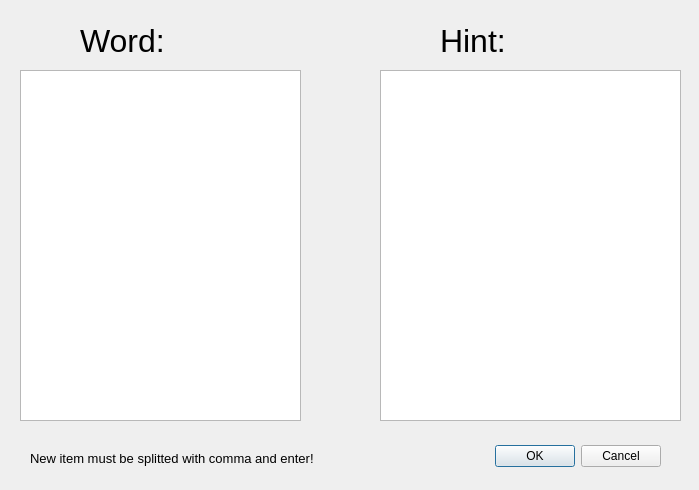
First picture: the form in Software/TheHangman/addwords.ui, repository michaelrenoo/TheHangman, before the edit.
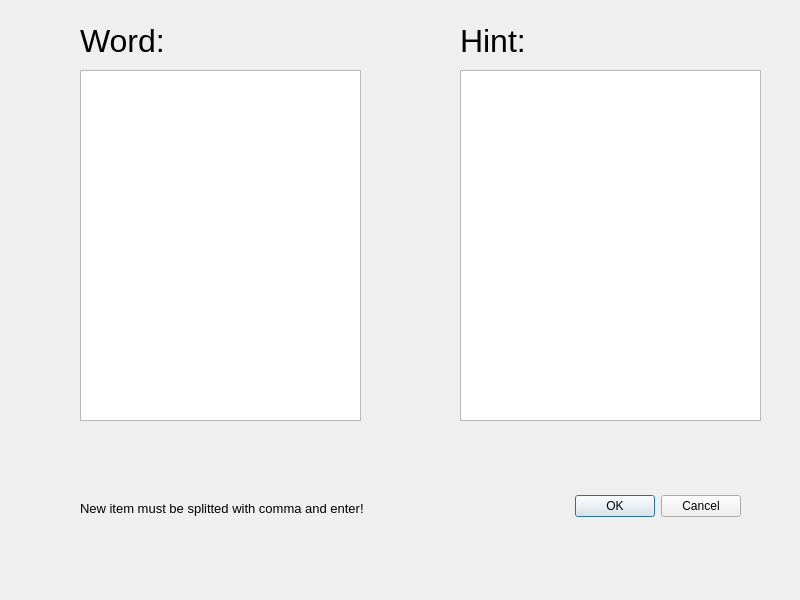
Second picture: the form after the edit.

What changed in the file:
```diff
--- a/Software/TheHangman/addwords.ui
+++ b/Software/TheHangman/addwords.ui
@@ -6,8 +6,8 @@
    <rect>
     <x>0</x>
     <y>0</y>
-    <width>699</width>
-    <height>490</height>
+    <width>800</width>
+    <height>600</height>
    </rect>
   </property>
   <property name="windowTitle">
@@ -16,8 +16,8 @@
   <widget class="QDialogButtonBox" name="buttonBox">
    <property name="geometry">
     <rect>
-     <x>320</x>
-     <y>440</y>
+     <x>400</x>
+     <y>490</y>
      <width>341</width>
      <height>32</height>
     </rect>
@@ -50,7 +50,7 @@
   <widget class="QLabel" name="label_2">
    <property name="geometry">
     <rect>
-     <x>440</x>
+     <x>460</x>
      <y>20</y>
      <width>111</width>
      <height>41</height>
@@ -68,7 +68,7 @@
   <widget class="QPlainTextEdit" name="addWordText">
    <property name="geometry">
     <rect>
-     <x>20</x>
+     <x>80</x>
      <y>70</y>
      <width>281</width>
      <height>351</height>
@@ -81,7 +81,7 @@
   <widget class="QPlainTextEdit" name="addHintText">
    <property name="geometry">
     <rect>
-     <x>380</x>
+     <x>460</x>
      <y>70</y>
      <width>301</width>
      <height>351</height>
@@ -94,8 +94,8 @@
   <widget class="QLabel" name="label_3">
    <property name="geometry">
     <rect>
-     <x>30</x>
-     <y>450</y>
+     <x>80</x>
+     <y>500</y>
      <width>371</width>
      <height>16</height>
     </rect>
```
